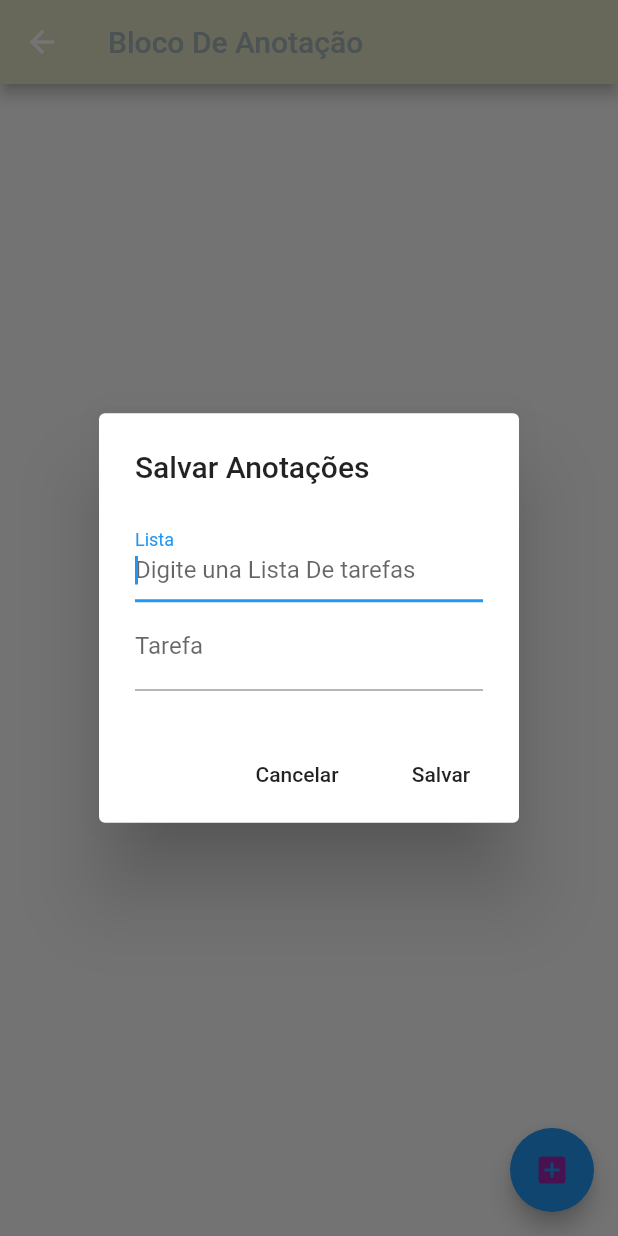
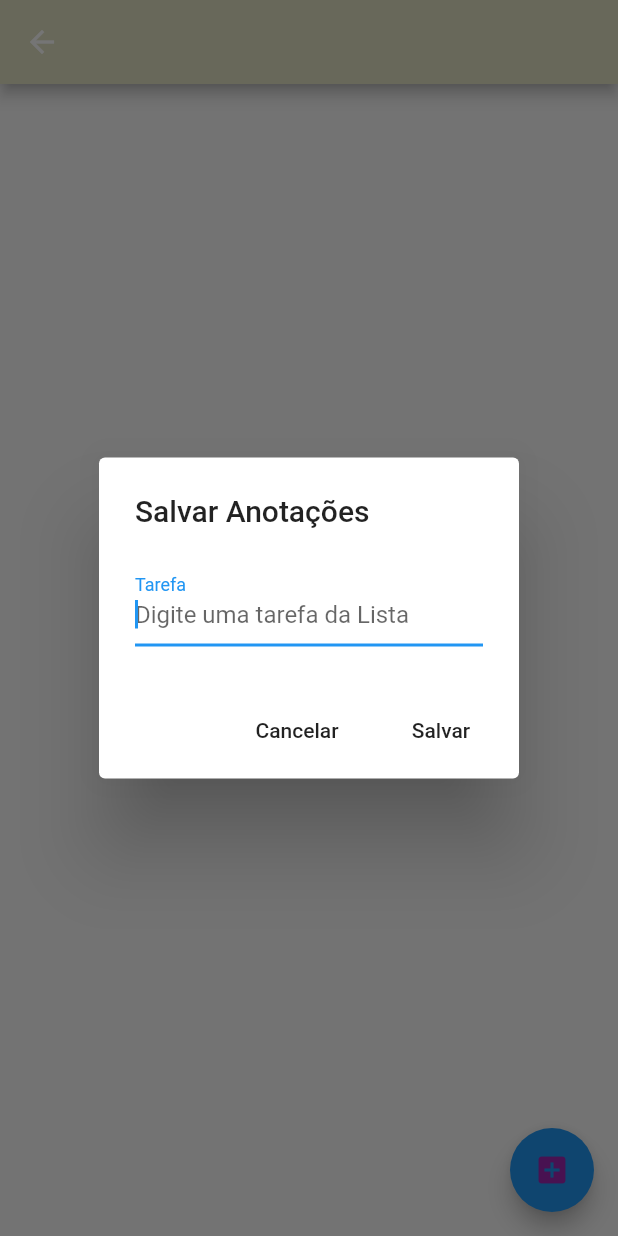
Before and after one commit to nevitonviana/Bloco-De-Tarefas-com-Flutter, a Flutter app: the Tela_de_tarefas screen opened directly with empty values, after a tap on the "add box" icon, on a phone screen of 412 x 824 dp. Run offline on Flutter 3.47's test engine with Material 2 defaults, Android fonts, the phone set to English and light mode, and no system bars; our stand-ins replace sqflite; accounts and stored records are empty.

Commit message:
foi criado um novo banco de dados para a tarefas,

```diff
--- a/lib/Banco_Dados/Banco_De_Dados.dart
+++ b/lib/Banco_Dados/Banco_De_Dados.dart
@@ -1,12 +1,13 @@
 import 'package:bloco_de_anotacao/Banco_Dados/Listas.dart';
-import 'package:bloco_de_anotacao/Banco_Dados/Tarefa.dart';
 import 'package:sqflite/sqflite.dart';
 import 'package:path/path.dart';
+import 'Banco_De_dados2.dart';
 
 class BancoDados {
   static final String nomeTebelaPrincipal = "lista";
   static final String nomeTabelasecundaria = "tarefa";
   static final BancoDados _bancodedados = BancoDados._internal();
+  var dbTarefa = BancoDados2();
   Database _database;
 
   factory BancoDados() {
@@ -32,9 +33,9 @@ class BancoDados {
         "CREATE TABLE $nomeTabelasecundaria("
         "id INTEGER PRIMARY KEY AUTOINCREMENT,"
         "id_lista INTEGER,"
-        "tarefas TEXT,"
-        "data datatime,"
-        "FOREING KEY (id_lista) REFERENCES $nomeTebelaPrincipal(id));";
+        "tarefa TEXT,"
+        "data DATETIME,"
+        "FOREIGN KEY (id_lista) REFERENCES $nomeTebelaPrincipal(id));";
     await db.execute(sql);
   }
 
@@ -42,7 +43,7 @@ class BancoDados {
     final caminhoBancoDados = await getDatabasesPath();
     final localBancoDados = join(caminhoBancoDados, "db_anotacoes.db");
     var db =
-        await openDatabase(localBancoDados, version: 1, onCreate: _onCreate);
+        await openDatabase(localBancoDados, version: 3, onCreate: _onCreate);
     return db;
   }
 
@@ -52,11 +53,6 @@ class BancoDados {
     return id;
   }
 
-  Future<int> SalvarTarefas(Tarefa tarefa) async {
-    var bancodados = await db;
-    int id = await bancodados.insert(nomeTabelasecundaria, tarefa.toMap());
-    return id;
-  }
 
   RecuperaListas() async {
     var bancoDados = await db;
@@ -65,35 +61,17 @@ class BancoDados {
     return anotacao;
   }
 
-  RecuperaTarefas(int id) async {
-    var bancoDados = await db;
-    String sql =
-        "SELECT * FROM $nomeTabelasecundaria WHERE id_lista = $id ORDER BY data DESC";
-    List tarefa = await bancoDados.rawQuery(sql);
-    return tarefa;
-  }
-
   Future<int> AtualizandoLista(Lista lista) async {
     var bancodados = await db;
     return await bancodados.update(nomeTebelaPrincipal, lista.toMap(),
         where: "id = ?", whereArgs: [lista.id]);
   }
 
-  Future<int> AtualizarTarefa(Tarefa tarefa) async {
-    var bancoDados = await db;
-    return await bancoDados.update(nomeTabelasecundaria, tarefa.toMap(),
-        where: "id = ?", whereArgs: [tarefa.id]);
-  }
-
   Future<int> ExcluindoLista(int id) async {
     var bancoDados = await db;
+    dbTarefa.ExcluindotadosTarefas(id);
     return await bancoDados
         .delete(nomeTebelaPrincipal, where: "id = ?", whereArgs: [id]);
   }
 
-  Future<int> ExcluindoTarefas(int id) async {
-    var bancoDados = await db;
-    return await bancoDados
-        .delete(nomeTabelasecundaria, where: "id = ?", whereArgs: [id]);
-  }
 }
--- /dev/null
+++ b/lib/Banco_Dados/Banco_De_dados2.dart
@@ -0,0 +1,72 @@
+import 'package:bloco_de_anotacao/Banco_Dados/Tarefa.dart';
+import 'package:sqflite/sqflite.dart';
+import 'package:path/path.dart';
+
+class BancoDados2 {
+  static final String nomeTabelasecundaria = "tarefa";
+  static final BancoDados2 _bancodedados = BancoDados2._internal();
+  Database _database;
+
+  factory BancoDados2() {
+    return _bancodedados;
+  }
+
+  BancoDados2._internal() {}
+
+  get db async {
+    if (_database != null) {
+      return _database;
+    } else {
+      _database = await inicialixaDB();
+      return _database;
+    }
+  }
+
+  _onCreate(Database db, int version) async {
+    String sql = "CREATE TABLE $nomeTabelasecundaria("
+        "id INTEGER PRIMARY KEY AUTOINCREMENT,"
+        "id_lista INTEGER,"
+        "tarefa TEXT,"
+        "data DATETIME);";
+    await db.execute(sql);
+  }
+
+  inicialixaDB() async {
+    final caminhoBancoDados = await getDatabasesPath();
+    final localBancoDados = join(caminhoBancoDados, "db_anotacoes2.db");
+    var db =
+        await openDatabase(localBancoDados, version: 3, onCreate: _onCreate);
+    return db;
+  }
+
+  Future<int> SalvarTarefas(Tarefa tarefa) async {
+    var bancodados = await db;
+    int id = await bancodados.insert(nomeTabelasecundaria, tarefa.toMap());
+    return id;
+  }
+
+  RecuperaTarefas(int id) async {
+    var bancoDados = await db;
+    String sql =
+        "SELECT * FROM $nomeTabelasecundaria  ORDER BY data DESC";
+    List tarefa = await bancoDados.rawQuery(sql);
+    return tarefa;
+  }
+
+  Future<int> AtualizarTarefa(Tarefa tarefa) async {
+    var bancoDados = await db;
+    return await bancoDados.update(nomeTabelasecundaria, tarefa.toMap(),
+        where: "id = ?", whereArgs: [tarefa.id]);
+  }
+
+  Future<int> ExcluindoTarefas(int id) async {
+    var bancoDados = await db;
+    return await bancoDados
+        .delete(nomeTabelasecundaria, where: "id = ?", whereArgs: [id]);
+  }
+  Future<int> ExcluindotadosTarefas(int id) async {
+    var bancoDados = await db;
+    return await bancoDados
+        .delete(nomeTabelasecundaria, where: "id_lista = ?", whereArgs: [id]);
+  }
+}
--- a/lib/Banco_Dados/Tarefa.dart
+++ b/lib/Banco_Dados/Tarefa.dart
@@ -1,27 +1,27 @@
-class Tarefa{
+class Tarefa {
   int id;
- int id_Lista;
+  int id_lista;
   String tarefa;
   String data;
 
- Tarefa(this.id_Lista, this.tarefa,this.data);
+  Tarefa(this.id_lista, this.tarefa, this.data);
 
- Tarefa.froMap(Map map){
+  Tarefa.froMap(Map map) {
     this.id = map["id"];
-   this.id_Lista = map["id_lista"];
+    this.id_lista = map["id_lista"];
     this.tarefa = map["tarefa"];
     this.data = map["data"];
   }
- Map toMap(){
-   Map<String, dynamic>map={
-     "id_lista":this.id_Lista,
-     "tarefa":this.tarefa,
-     "data":this.data
+
+  Map toMap() {
+    Map<String, dynamic> map = {
+      "id_lista": this.id_lista,
+      "tarefa": this.tarefa,
+      "data": this.data,
     };
-   if(this.id != null){
+    if (this.id != null) {
       map["id"] = this.id;
     }
     return map;
   }
-
 }
--- a/lib/Home.dart
+++ b/lib/Home.dart
@@ -135,7 +135,7 @@ class _State extends State<Home> {
                             context,
                             MaterialPageRoute(
                                 builder: (context) =>
-                                    Tela_de_tarefas(lista.id))),
+                            Tela_de_tarefas(lista.id, lista.titulo))),
                         trailing: Row(
                           mainAxisSize: MainAxisSize.min,
                           children: <Widget>[
--- a/lib/Tela_De_Tarefas.dart
+++ b/lib/Tela_De_Tarefas.dart
@@ -1,30 +1,32 @@
-import 'package:bloco_de_anotacao/Banco_Dados/Banco_De_Dados.dart';
-import 'package:bloco_de_anotacao/Banco_Dados/Listas.dart';
+import 'package:bloco_de_anotacao/Banco_Dados/Tarefa.dart';
 import 'package:flutter/material.dart';
+import 'Banco_Dados/Banco_De_Dados.dart';
+import 'Banco_Dados/Banco_De_dados2.dart';
 
 class Tela_de_tarefas extends StatefulWidget {
   int id;
-  Tela_de_tarefas(this.id);
+  String titulo;
+
+  Tela_de_tarefas(this.id, this.titulo);
+
   @override
   _State createState() => _State();
 }
 
 class _State extends State<Tela_de_tarefas> {
   //declaração de variaves
-  List<Lista> _lista = List();
-  TextEditingController _controllerLista = TextEditingController();
+  List<Tarefa> _lista = List();
   TextEditingController _controllerTarefas = TextEditingController();
 
-  var _db = BancoDados();
+  var _db = BancoDados2();
 
-  Exibir_e_Atualizar_Lista({Lista lista}) {
+  Exibir_e_Atualizar_Lista({Tarefa tarefa}) {
     String textSalvar_Atualizar;
-    if (lista == null) {
-      _controllerLista.clear();
-      _controllerLista.clear();
+    if (tarefa == null) {
+      _controllerTarefas.clear();
       textSalvar_Atualizar = "Salvar";
     } else {
-      _controllerLista.text = lista.titulo;
+      _controllerTarefas.text = tarefa.tarefa;
       textSalvar_Atualizar = "Atualizar";
     }
     showDialog(
@@ -36,19 +38,12 @@ class _State extends State<Tela_de_tarefas> {
               mainAxisSize: MainAxisSize.min,
               children: <Widget>[
                 TextField(
-                  controller: _controllerLista,
+                  controller: _controllerTarefas,
                   autofocus: true,
                   decoration: InputDecoration(
-                      labelText: "Lista",
-                      hintText: "Digite una Lista De tarefas"),
+                      labelText: "Tarefa",
+                      hintText: "Digite uma tarefa da Lista"),
                 ),
-                if (lista == null)
-                  TextField(
-                    controller: _controllerTarefas,
-                    decoration: InputDecoration(
-                        labelText: "Tarefa",
-                        hintText: "Digite uma tarefa da Lista"),
-                  ),
               ],
             ),
             actions: <Widget>[
@@ -59,8 +54,9 @@ class _State extends State<Tela_de_tarefas> {
               FlatButton(
                 child: Text(textSalvar_Atualizar),
                 onPressed: () {
-                  if(_controllerLista.text != ""){
-                    Salvar_E_Atualizar_DadosLista(list: lista);
+                  if (_controllerTarefas.text != "") {
+                    print("iddd" + "foi");
+                    Salvar_E_Atualizar_DadosTarefas(lista: tarefa);
                     Navigator.pop(context);
                   }
                 },
@@ -70,28 +66,26 @@ class _State extends State<Tela_de_tarefas> {
         });
   }
 
-  Salvar_E_Atualizar_DadosLista({Lista list}) async {
-    String titulo = _controllerLista.text;
+  Salvar_E_Atualizar_DadosTarefas({Tarefa lista}) async {
     String tarefa = _controllerTarefas.text;
-    if (list == null) {
-      Lista lista = Lista(titulo, DateTime.now().toString());
-      int _resultado = await _db.SalvarLista(lista);
+    if (lista == null) {
+      Tarefa lista = Tarefa(widget.id,tarefa, DateTime.now().toString());
+      int _resultado = await _db.SalvarTarefas(lista);
     } else {
-      list.titulo = titulo;
-      list.data = DateTime.now().toString();
-      int _resultado = await _db.AtualizandoLista(list);
+      lista.tarefa = tarefa;
+      lista.data = DateTime.now().toString();
+      int _resultado = await _db.AtualizarTarefa(lista);
     }
     _controllerTarefas.clear();
-    _controllerLista.clear();
-    _recupera();
+    _recuperaTarefa();
   }
 
-  _recupera() async {
-    List listaRecuperada = await _db.RecuperaListas();
-    List<Lista> listaTemporaria = List<Lista>();
+  _recuperaTarefa() async {
+    List listaRecuperada = await _db.RecuperaTarefas(widget.id);
+    List<Tarefa> listaTemporaria = List<Tarefa>();
     for (var item in listaRecuperada) {
-      Lista lista = Lista.fromMap(item);
-      listaTemporaria.add(lista);
+      Tarefa tarefa = Tarefa.froMap(item);
+      listaTemporaria.add(tarefa);
     }
     setState(() {
       _lista = listaTemporaria;
@@ -100,14 +94,14 @@ class _State extends State<Tela_de_tarefas> {
   }
 
   _RemoverLista(int id) async {
-    await _db.ExcluindoLista(id);
-    _recupera();
+    await _db.ExcluindoTarefas(id);
+    _recuperaTarefa();
   }
 
   @override
   void initState() {
     super.initState();
-    _recupera();
+    _recuperaTarefa();
   }
 
   @override
@@ -115,7 +109,7 @@ class _State extends State<Tela_de_tarefas> {
     return Scaffold(
       appBar: AppBar(
         title: Text(
-          "Bloco De Anotação",
+          widget.titulo,
           style: TextStyle(
               foreground: Paint()..color = Color(0xffa3b4ba),
               decorationStyle: TextDecorationStyle.double),
@@ -128,16 +122,16 @@ class _State extends State<Tela_de_tarefas> {
               child: ListView.builder(
                   itemCount: _lista.length,
                   itemBuilder: (context, index) {
-                    final lista = _lista[index];
+                    final tarefa = _lista[index];
                     return Card(
                       child: ListTile(
-                        title: Text(lista.titulo),
+                        title: Text(tarefa.tarefa),
                         trailing: Row(
                           mainAxisSize: MainAxisSize.min,
                           children: <Widget>[
                             GestureDetector(
                               onTap: () {
-                                Exibir_e_Atualizar_Lista(lista: lista);
+                                Exibir_e_Atualizar_Lista(tarefa: tarefa);
                               },
                               child: Padding(
                                 padding: EdgeInsets.only(right: 16),
@@ -155,7 +149,7 @@ class _State extends State<Tela_de_tarefas> {
                                         return AlertDialog(
                                           title: Text(
                                               "Tem certeza que deseja excluir?  " +
-                                                  lista.titulo),
+                                                  tarefa.tarefa),
                                           actions: <Widget>[
                                             FlatButton(
                                                 onPressed: () =>
@@ -163,7 +157,7 @@ class _State extends State<Tela_de_tarefas> {
                                                 child: Text("Cancelar")),
                                             FlatButton(
                                                 onPressed: () {
-                                                  _RemoverLista(lista.id);
+                                                  _RemoverLista(tarefa.id);
                                                   Navigator.pop(context);
                                                 },
                                                 child: Text("Excluir"))
--- a/pubspec.yaml
+++ b/pubspec.yaml
@@ -28,7 +28,7 @@ dependencies:
   # The following adds the Cupertino Icons font to your application.
   # Use with the CupertinoIcons class for iOS style icons.
   cupertino_icons: ^0.1.3
-  sqflite: ^1.3.0
+  sqflite: ^1.3.1
 
 dev_dependencies:
   flutter_test:
```
Also changed, not shown: 5 other files. Lines whose indentation alone changed are shown as unchanged.
